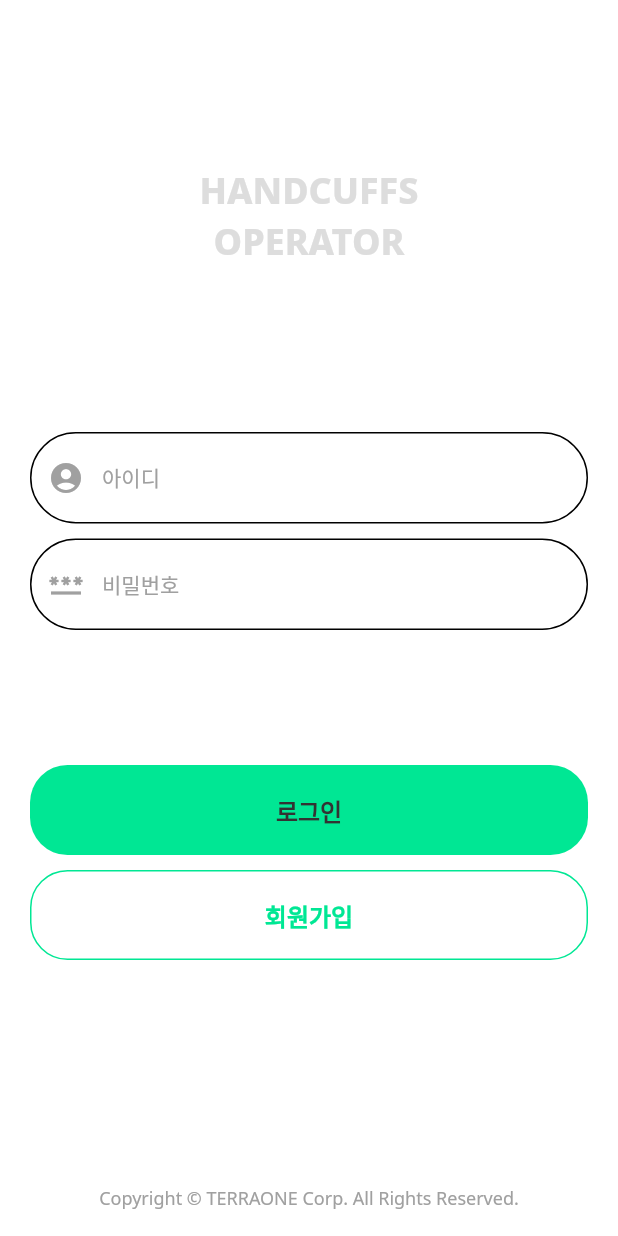
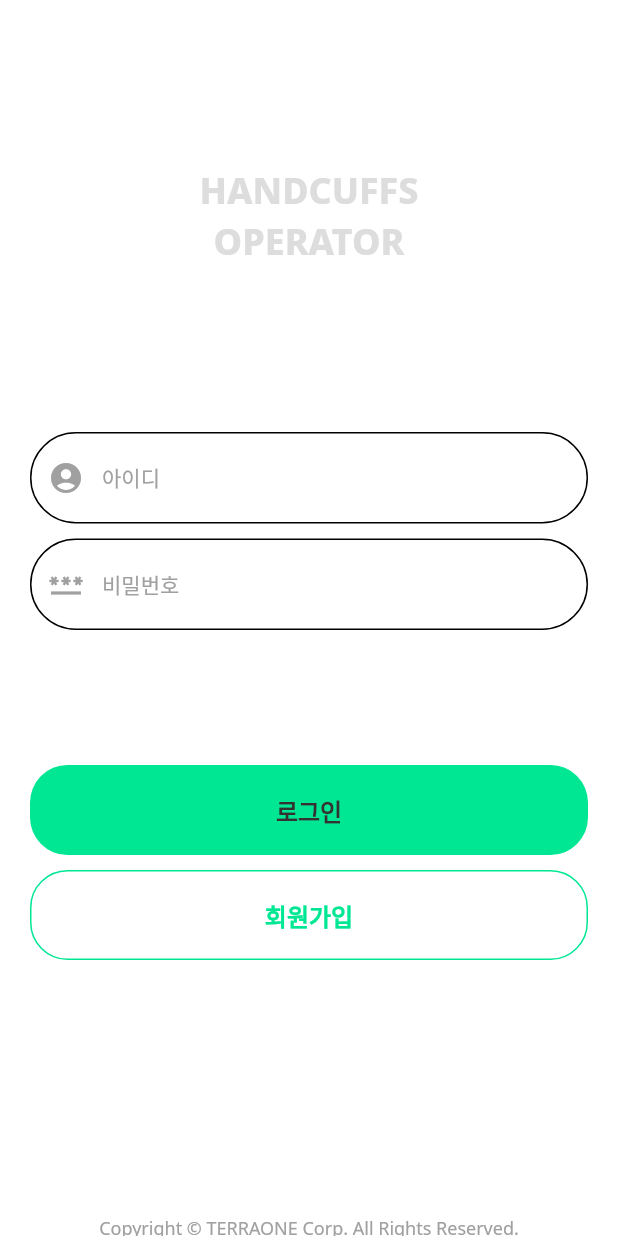
Before and after one commit to JohnRyoo/handcuff_police, a Flutter app: the screen it shows after launch, on a phone screen of 412 x 824 dp. Run offline on Flutter 3.47's test engine with Material 2 defaults, Android fonts, the light colour scheme and no system bars; our stand-ins replace google_fonts.

Commit message:
SingleChildScrollView 내부에 stack을 사용할 수 없어 Column과 SizedBox로 대체 수정함. 별도로 input 부분만 stack을 사용해 봤는데.. 해당하는 부분만 스크롤이 되므로.. 이를 활용하기 위해서는 UI를 변경해야 한다.

```diff
--- a/lib/screens/login.dart
+++ b/lib/screens/login.dart
@@ -91,7 +91,7 @@ class _LoginScreenState extends State<LoginScreen> {
                                 userId = value;
                               },
                               style: const TextStyle(
-                                  color: Palette.darkButtonColor),
+                                  color: Palette.whiteTextColor),
                               decoration: const InputDecoration(
                                 filled: true,
                                 fillColor: Palette.darkButtonColor,
@@ -148,7 +148,7 @@ class _LoginScreenState extends State<LoginScreen> {
                                 userPassword = value;
                               },
                               style: const TextStyle(
-                                  color: Palette.darkButtonColor),
+                                  color: Palette.whiteTextColor),
                               decoration: const InputDecoration(
                                 filled: true,
                                 fillColor: Palette.darkButtonColor,
@@ -284,7 +284,7 @@ class _LoginScreenState extends State<LoginScreen> {
               ),
 
               const SizedBox(
-                height: 150,
+                height: 170,
               ),
 
               // Copyright
```
